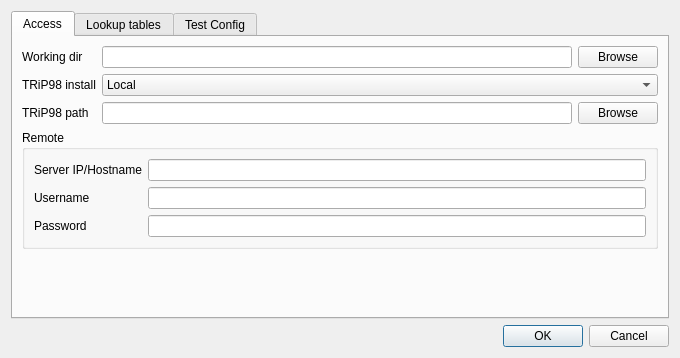
This is pytripgui/view/trip_config.ui in pytrip/pytripgui as Qt 5 draws it before an edit. The edited form follows.
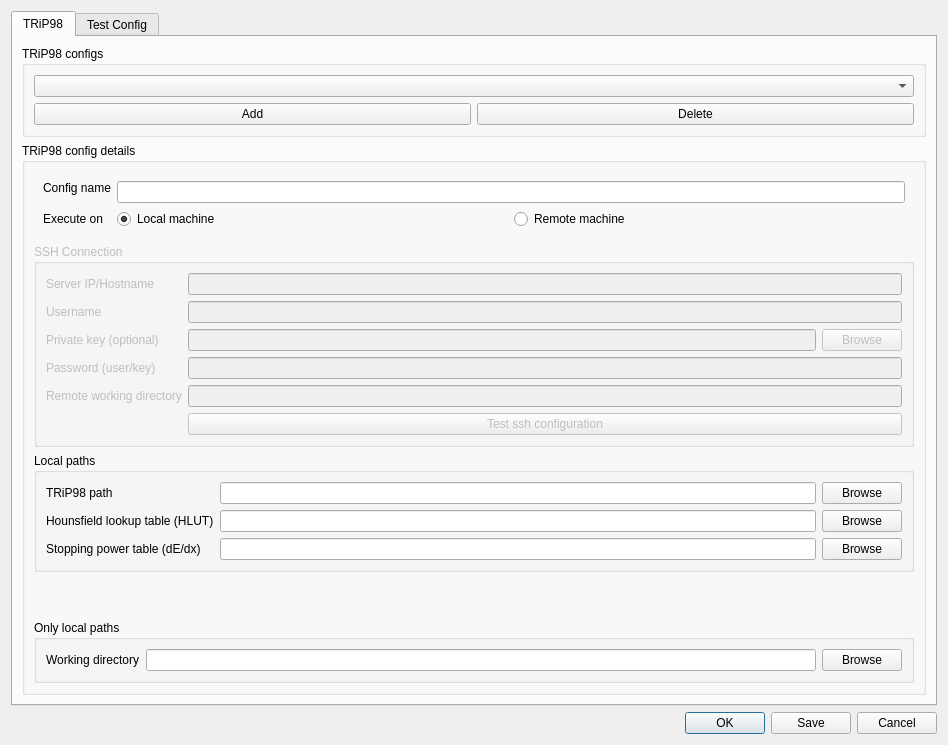
This is the edited form.

Commit message: WIP: Feature/234 execute trip remotely (#357)

The edit to the form file:
```diff
--- a/pytripgui/view/trip_config.ui
+++ b/pytripgui/view/trip_config.ui
@@ -6,108 +6,100 @@
    <rect>
     <x>0</x>
     <y>0</y>
-    <width>680</width>
-    <height>358</height>
+    <width>948</width>
+    <height>745</height>
    </rect>
   </property>
+  <property name="sizePolicy">
+   <sizepolicy hsizetype="Preferred" vsizetype="Maximum">
+    <horstretch>0</horstretch>
+    <verstretch>0</verstretch>
+   </sizepolicy>
+  </property>
   <property name="windowTitle">
    <string>TRiP98 Configuration</string>
   </property>
   <layout class="QVBoxLayout" name="verticalLayout">
    <item>
     <widget class="QTabWidget" name="tabWidget">
+     <property name="enabled">
+      <bool>true</bool>
+     </property>
      <property name="currentIndex">
       <number>0</number>
      </property>
      <widget class="QWidget" name="tab_access">
       <attribute name="title">
-       <string>Access</string>
+       <string>TRiP98</string>
       </attribute>
-      <layout class="QFormLayout" name="formLayout_2">
-       <item row="1" column="0">
-        <widget class="QLabel" name="wdirpath_label">
-         <property name="text">
-          <string>Working dir</string>
+      <layout class="QVBoxLayout" name="verticalLayout_4">
+       <item>
+        <widget class="QGroupBox" name="configs">
+         <property name="title">
+          <string>TRiP98 configs</string>
          </property>
-        </widget>
-       </item>
-       <item row="1" column="1">
-        <layout class="QHBoxLayout" name="wdir_horizontalLayout">
+         <layout class="QVBoxLayout" name="verticalLayout_5">
+          <item>
+           <widget class="QComboBox" name="configs_comboBox">
+            <property name="enabled">
+             <bool>true</bool>
+            </property>
+           </widget>
+          </item>
          <item>
-          <widget class="QLineEdit" name="wdirPath_lineEdit">
-           <property name="sizePolicy">
-            <sizepolicy hsizetype="Expanding" vsizetype="Fixed">
-             <horstretch>0</horstretch>
-             <verstretch>0</verstretch>
-            </sizepolicy>
-           </property>
+           <layout class="QHBoxLayout" name="horizontalLayout_2">
+            <item>
+             <widget class="QPushButton" name="add_pushButton">
+              <property name="enabled">
+               <bool>true</bool>
+              </property>
+              <property name="text">
+               <string>Add</string>
+              </property>
           </widget>
          </item>
          <item>
-          <widget class="QPushButton" name="wdirPath_pushButton">
+             <widget class="QPushButton" name="remove_pushButton">
+              <property name="enabled">
+               <bool>true</bool>
+              </property>
            <property name="text">
-            <string>Browse</string>
+               <string>Delete</string>
            </property>
           </widget>
          </item>
         </layout>
        </item>
-       <item row="2" column="0">
-        <widget class="QLabel" name="tripAccess_label">
-         <property name="text">
-          <string>TRiP98 install</string>
-         </property>
+         </layout>
         </widget>
        </item>
-       <item row="2" column="1">
-        <widget class="QComboBox" name="tripAccess_comboBox">
          <item>
-          <property name="text">
-           <string>Local</string>
-          </property>
-         </item>
-         <item>
-          <property name="text">
-           <string>Remote</string>
-          </property>
-         </item>
-        </widget>
-       </item>
+        <widget class="QGroupBox" name="groupBox_3">
+         <property name="enabled">
+          <bool>true</bool>
+         </property>
+         <property name="title">
+          <string>TRiP98 config details</string>
+         </property>
+         <layout class="QGridLayout" name="gridLayout_2">
        <item row="3" column="0">
-        <widget class="QLabel" name="tripPath_label">
-         <property name="text">
-          <string>TRiP98 path</string>
-         </property>
-        </widget>
-       </item>
-       <item row="3" column="1">
-        <layout class="QHBoxLayout" name="horizontalLayout_3">
-         <item>
-          <widget class="QLineEdit" name="tripPath_lineEdit"/>
-         </item>
-         <item>
-          <widget class="QPushButton" name="tripPath_pushButton">
-           <property name="text">
-            <string>Browse</string>
-           </property>
-          </widget>
-         </item>
-        </layout>
-       </item>
-       <item row="8" column="0" colspan="2">
-        <widget class="QGroupBox" name="remote_tab">
-         <property name="sizePolicy">
-          <sizepolicy hsizetype="Preferred" vsizetype="Maximum">
-           <horstretch>0</horstretch>
-           <verstretch>0</verstretch>
-          </sizepolicy>
+           <widget class="QGroupBox" name="ssh_GroupBox">
+            <property name="enabled">
+             <bool>false</bool>
          </property>
          <property name="title">
-          <string>Remote</string>
-         </property>
-         <layout class="QFormLayout" name="formLayout">
+             <string>SSH Connection</string>
+            </property>
+            <layout class="QFormLayout" name="ssh_formLayout">
+             <item row="0" column="0">
+              <widget class="QLabel" name="host_label">
+               <property name="text">
+                <string>Server IP/Hostname</string>
+               </property>
+              </widget>
+             </item>
           <item row="0" column="1">
-           <widget class="QLineEdit" name="serverip_lineEdit"/>
+              <widget class="QLineEdit" name="host_lineEdit"/>
           </item>
           <item row="1" column="0">
            <widget class="QLabel" name="username_label">
@@ -120,71 +112,295 @@
            <widget class="QLineEdit" name="username_lineEdit"/>
           </item>
           <item row="2" column="0">
+              <widget class="QLabel" name="label_2">
+               <property name="text">
+                <string>Private key (optional)</string>
+               </property>
+              </widget>
+             </item>
+             <item row="2" column="1">
+              <layout class="QHBoxLayout" name="horizontalLayout_3">
+               <item>
+                <widget class="QLineEdit" name="pkey_lineEdit"/>
+               </item>
+               <item>
+                <widget class="QPushButton" name="pKey_pushButton">
+                 <property name="text">
+                  <string>Browse</string>
+                 </property>
+                </widget>
+               </item>
+              </layout>
+             </item>
+             <item row="3" column="1">
+              <widget class="QLineEdit" name="password_lineEdit">
+               <property name="echoMode">
+                <enum>QLineEdit::Password</enum>
+               </property>
+              </widget>
+             </item>
+             <item row="3" column="0">
            <widget class="QLabel" name="password_label">
             <property name="text">
-             <string>Password</string>
+                <string>Password (user/key)</string>
             </property>
            </widget>
           </item>
-          <item row="2" column="1">
-           <widget class="QLineEdit" name="password_lineEdit"/>
-          </item>
-          <item row="0" column="0">
-           <widget class="QLabel" name="serverip_label">
+             <item row="4" column="1">
+              <widget class="QLineEdit" name="wdirRemote_lineEdit"/>
+             </item>
+             <item row="4" column="0">
+              <widget class="QLabel" name="wdirRemote_label">
             <property name="text">
-             <string>Server IP/Hostname</string>
+                <string>Remote working directory</string>
             </property>
            </widget>
           </item>
-         </layout>
+             <item row="5" column="1">
+              <widget class="QPushButton" name="testSsh_pushButton">
+               <property name="text">
+                <string>Test ssh configuration</string>
+               </property>
         </widget>
        </item>
       </layout>
      </widget>
-     <widget class="QWidget" name="tab_lut">
-      <attribute name="title">
-       <string>Lookup tables</string>
-      </attribute>
-      <layout class="QVBoxLayout" name="verticalLayout_2">
-       <item>
-        <widget class="QGroupBox" name="groupBox_hlut">
+          </item>
+          <item row="7" column="0">
+           <widget class="QGroupBox" name="remoteLocal_groupBox">
+            <property name="sizePolicy">
+             <sizepolicy hsizetype="Preferred" vsizetype="Maximum">
+              <horstretch>0</horstretch>
+              <verstretch>0</verstretch>
+             </sizepolicy>
+            </property>
          <property name="title">
-          <string>Hounsfield lookup table (HLUT)</string>
-         </property>
-         <layout class="QHBoxLayout" name="horizontalLayout_4">
-          <item>
-           <widget class="QLineEdit" name="hlut_lineEdit"/>
-          </item>
-          <item>
-           <widget class="QPushButton" name="hlut_pushButton">
-            <property name="text">
-             <string>Browse</string>
+             <string>Local paths</string>
+            </property>
+            <layout class="QGridLayout" name="gridLayout">
+             <item row="5" column="1">
+              <widget class="QLineEdit" name="hlut_lineEdit">
+               <property name="sizePolicy">
+                <sizepolicy hsizetype="Expanding" vsizetype="Minimum">
+                 <horstretch>0</horstretch>
+                 <verstretch>0</verstretch>
+                </sizepolicy>
             </property>
            </widget>
           </item>
-         </layout>
-        </widget>
-       </item>
-       <item>
-        <widget class="QGroupBox" name="groupBox">
-         <property name="title">
+             <item row="7" column="0">
+              <widget class="QLabel" name="label">
+               <property name="sizePolicy">
+                <sizepolicy hsizetype="Preferred" vsizetype="Maximum">
+                 <horstretch>0</horstretch>
+                 <verstretch>0</verstretch>
+                </sizepolicy>
+               </property>
+               <property name="text">
           <string>Stopping power table (dE/dx)</string>
          </property>
-         <layout class="QHBoxLayout" name="horizontalLayout_2">
-          <item>
-           <widget class="QLineEdit" name="dedx_lineEdit"/>
-          </item>
-          <item>
+              </widget>
+             </item>
+             <item row="7" column="2">
            <widget class="QPushButton" name="dedx_pushButton">
             <property name="text">
              <string>Browse</string>
             </property>
            </widget>
           </item>
+             <item row="1" column="2">
+              <widget class="QPushButton" name="tripPath_pushButton">
+               <property name="sizePolicy">
+                <sizepolicy hsizetype="Minimum" vsizetype="Minimum">
+                 <horstretch>0</horstretch>
+                 <verstretch>0</verstretch>
+                </sizepolicy>
+               </property>
+               <property name="text">
+                <string>Browse</string>
+               </property>
+              </widget>
+             </item>
+             <item row="1" column="1">
+              <widget class="QLineEdit" name="tripPath_lineEdit">
+               <property name="sizePolicy">
+                <sizepolicy hsizetype="Expanding" vsizetype="Minimum">
+                 <horstretch>0</horstretch>
+                 <verstretch>0</verstretch>
+                </sizepolicy>
+               </property>
+              </widget>
+             </item>
+             <item row="1" column="0">
+              <widget class="QLabel" name="tripPath_label">
+               <property name="sizePolicy">
+                <sizepolicy hsizetype="Preferred" vsizetype="Minimum">
+                 <horstretch>0</horstretch>
+                 <verstretch>0</verstretch>
+                </sizepolicy>
+               </property>
+               <property name="text">
+                <string>TRiP98 path</string>
+               </property>
+              </widget>
+             </item>
+             <item row="7" column="1">
+              <widget class="QLineEdit" name="dedx_lineEdit">
+               <property name="sizePolicy">
+                <sizepolicy hsizetype="Expanding" vsizetype="Minimum">
+                 <horstretch>0</horstretch>
+                 <verstretch>0</verstretch>
+                </sizepolicy>
+               </property>
+              </widget>
+             </item>
+             <item row="5" column="0">
+              <widget class="QLabel" name="hlut_label">
+               <property name="sizePolicy">
+                <sizepolicy hsizetype="Preferred" vsizetype="Maximum">
+                 <horstretch>0</horstretch>
+                 <verstretch>0</verstretch>
+                </sizepolicy>
+               </property>
+               <property name="text">
+                <string>Hounsfield lookup table (HLUT)</string>
+               </property>
+              </widget>
+             </item>
+             <item row="5" column="2">
+              <widget class="QPushButton" name="hlut_pushButton">
+               <property name="text">
+                <string>Browse</string>
+               </property>
+              </widget>
+             </item>
          </layout>
         </widget>
        </item>
+          <item row="0" column="0">
+           <widget class="QFrame" name="formFrame">
+            <layout class="QFormLayout" name="formLayout">
+             <property name="sizeConstraint">
+              <enum>QLayout::SetMaximumSize</enum>
+             </property>
+             <property name="horizontalSpacing">
+              <number>6</number>
+             </property>
+             <item row="0" column="1">
+              <widget class="QLineEdit" name="configName_lineEdit">
+               <property name="sizePolicy">
+                <sizepolicy hsizetype="Expanding" vsizetype="Maximum">
+                 <horstretch>0</horstretch>
+                 <verstretch>0</verstretch>
+                </sizepolicy>
+               </property>
+              </widget>
+             </item>
+             <item row="1" column="0">
+              <widget class="QLabel" name="label_4">
+               <property name="text">
+                <string>Execute on</string>
+               </property>
+              </widget>
+             </item>
+             <item row="1" column="1">
+              <layout class="QHBoxLayout" name="horizontalLayout_6">
+               <property name="sizeConstraint">
+                <enum>QLayout::SetMaximumSize</enum>
+               </property>
        <item>
+                <widget class="QRadioButton" name="local_radioButton">
+                 <property name="sizePolicy">
+                  <sizepolicy hsizetype="Minimum" vsizetype="Maximum">
+                   <horstretch>0</horstretch>
+                   <verstretch>0</verstretch>
+                  </sizepolicy>
+                 </property>
+                 <property name="text">
+                  <string>Local machine</string>
+                 </property>
+                 <property name="checked">
+                  <bool>true</bool>
+                 </property>
+                </widget>
+               </item>
+               <item>
+                <widget class="QRadioButton" name="remote_radioButton">
+                 <property name="sizePolicy">
+                  <sizepolicy hsizetype="Minimum" vsizetype="Maximum">
+                   <horstretch>0</horstretch>
+                   <verstretch>0</verstretch>
+                  </sizepolicy>
+                 </property>
+                 <property name="text">
+                  <string>Remote machine</string>
+                 </property>
+                </widget>
+               </item>
+              </layout>
+             </item>
+             <item row="0" column="0">
+              <widget class="QLabel" name="label_3">
+               <property name="sizePolicy">
+                <sizepolicy hsizetype="Preferred" vsizetype="Maximum">
+                 <horstretch>0</horstretch>
+                 <verstretch>0</verstretch>
+                </sizepolicy>
+               </property>
+               <property name="text">
+                <string>Config name</string>
+               </property>
+              </widget>
+             </item>
+            </layout>
+           </widget>
+          </item>
+          <item row="9" column="0">
+           <widget class="QGroupBox" name="verticalGroupBox">
+            <property name="title">
+             <string>Only local paths</string>
+            </property>
+            <layout class="QGridLayout" name="gridLayout_3">
+             <item row="3" column="0">
+              <widget class="QLabel" name="wdirpath_label">
+               <property name="sizePolicy">
+                <sizepolicy hsizetype="Preferred" vsizetype="Minimum">
+                 <horstretch>0</horstretch>
+                 <verstretch>0</verstretch>
+                </sizepolicy>
+               </property>
+               <property name="text">
+                <string>Working directory</string>
+               </property>
+              </widget>
+             </item>
+             <item row="3" column="1">
+              <widget class="QLineEdit" name="wdirPath_lineEdit">
+               <property name="sizePolicy">
+                <sizepolicy hsizetype="Expanding" vsizetype="Minimum">
+                 <horstretch>0</horstretch>
+                 <verstretch>0</verstretch>
+                </sizepolicy>
+               </property>
+              </widget>
+             </item>
+             <item row="3" column="2">
+              <widget class="QPushButton" name="wdirPath_pushButton">
+               <property name="sizePolicy">
+                <sizepolicy hsizetype="Minimum" vsizetype="Minimum">
+                 <horstretch>0</horstretch>
+                 <verstretch>0</verstretch>
+                </sizepolicy>
+               </property>
+               <property name="text">
+                <string>Browse</string>
+               </property>
+              </widget>
+             </item>
+            </layout>
+           </widget>
+          </item>
+          <item row="8" column="0">
         <spacer name="verticalSpacer">
          <property name="orientation">
           <enum>Qt::Vertical</enum>
@@ -192,10 +408,13 @@
          <property name="sizeHint" stdset="0">
           <size>
            <width>20</width>
-           <height>20</height>
+              <height>40</height>
           </size>
          </property>
         </spacer>
+          </item>
+         </layout>
+        </widget>
        </item>
       </layout>
      </widget>
@@ -309,7 +528,7 @@
    <item>
     <widget class="QDialogButtonBox" name="accept_buttonBox">
      <property name="standardButtons">
-      <set>QDialogButtonBox::Cancel|QDialogButtonBox::Ok</set>
+      <set>QDialogButtonBox::Cancel|QDialogButtonBox::Ok|QDialogButtonBox::Save</set>
      </property>
     </widget>
    </item>
```
Left out of the diff: 3 changed lines with no effect on the pictures. Lines whose indentation alone changed are shown as unchanged. The commit also changes 11 other files.
